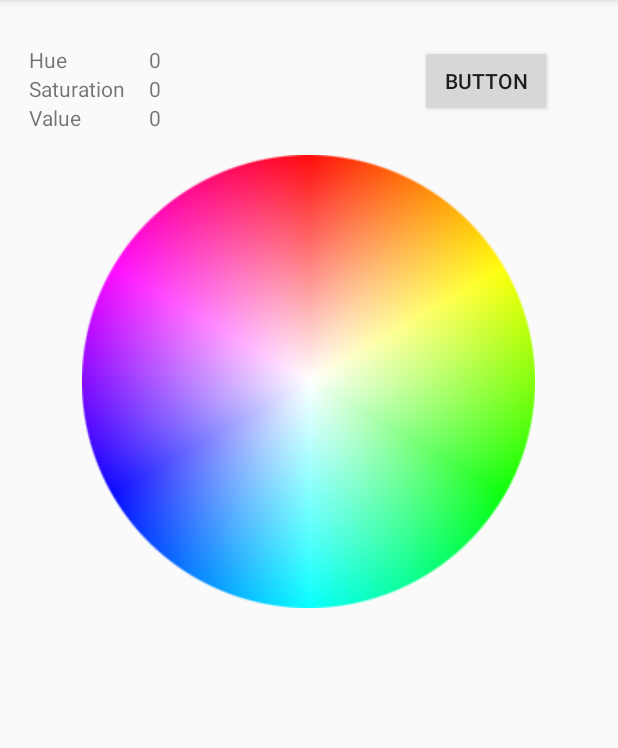
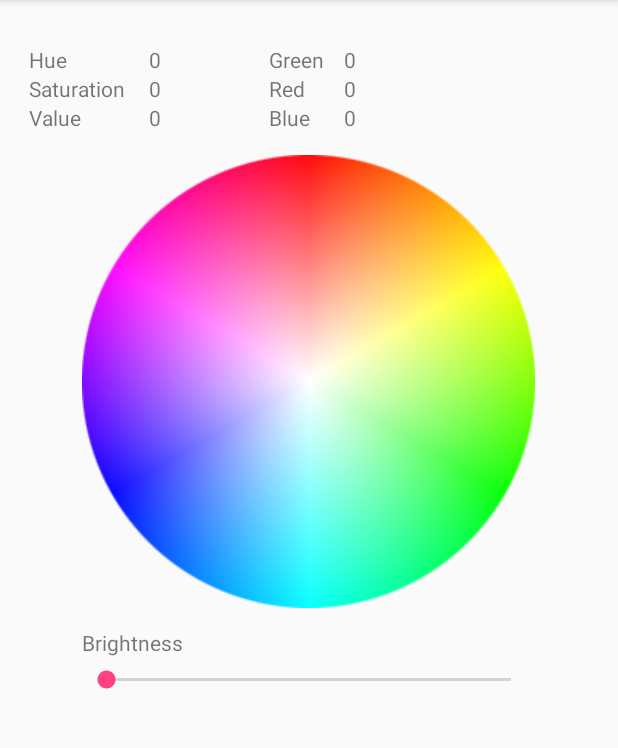
Before and after one commit to qbabor4/cloudControl, an Android app: the screen it shows after launch (MainActivity), on a phone screen of 412 x 824 dp, the part 84-832 px from its top. Run offline under Robolectric (Android 15) with nearby library versions, the phone set to English and light mode, and no system bars.

Commit message:
added slider

```diff
--- a/app/src/main/java/com/example/cloud/cloudcontrol/MainActivity.java
+++ b/app/src/main/java/com/example/cloud/cloudcontrol/MainActivity.java
@@ -11,17 +11,26 @@ import android.widget.TextView;
 public class MainActivity extends AppCompatActivity {
     /* TODO
         - wszystko na srodku, niezaleznie od ekranu
-        - klikanie na zdjecie
+        - latanie palcem po zdjeciu
+        - podlaczyc komorke
         - string resource zamias na sztywno 0 w textView
         - skalowac zdjecie ( match_parent? ) do ekranu, zeby było jak najwieksze
+        - moze slider na ekranie ( mniejsze rozdzielczosci ucinaja
      */
     private int num = 0;
+    public int hsv = 0;
+    public int saturation = 0;
+    public int value = 0;
+
+    public byte red = 0;
+    public byte green = 0;
+    public byte blue = 0;
 
     @Override
     protected void onCreate(Bundle savedInstanceState) {
         super.onCreate(savedInstanceState);
         setContentView(R.layout.activity_main);
-        buttonClick();
+
         hsvCircleImageOnClick();
     }
 
@@ -29,17 +38,6 @@ public class MainActivity extends AppCompatActivity {
         TextView tv = (TextView)findViewById(R.id.textView6);
         num++;
         tv.setText(String.valueOf(num));
-    }
-
-    private void buttonClick(){
-        Button button = (Button)findViewById(R.id.button);
-        button.setOnClickListener(
-                new Button.OnClickListener() {
-                    public void onClick(View v) {
-                        changeTextViewText();
-                    }
-                }
-        );
     }
 
     private void hsvCircleImageOnClick(){
--- a/app/src/main/res/layout/activity_main.xml
+++ b/app/src/main/res/layout/activity_main.xml
@@ -67,19 +67,7 @@
             android:layout_alignStart="@+id/textView7"
             android:text="0" />
 
-        <Button
-            android:id="@+id/button"
-            android:layout_width="wrap_content"
-            android:layout_height="wrap_content"
-            android:layout_alignParentEnd="true"
-            android:layout_alignParentRight="true"
-            android:layout_alignTop="@+id/textView6"
-            android:layout_marginEnd="44dp"
-            android:layout_marginRight="44dp"
-            android:onClick="buttonClick"
-            android:text="Button" />
-
-        <ImageView
+    <ImageView
             android:id="@+id/hsvCircleImage"
             android:layout_width="wrap_content"
             android:layout_height="wrap_content"
@@ -88,6 +76,85 @@
             app:srcCompat="@drawable/hsv_circle_fit"
             android:layout_centerHorizontal="true" />
 
+    <TextView
+        android:id="@+id/textView"
+        android:layout_width="wrap_content"
+        android:layout_height="wrap_content"
+        android:text="Red"
+        android:layout_below="@+id/textView2"
+        android:layout_alignLeft="@+id/textView2"
+        android:layout_alignStart="@+id/textView2" />
+
+    <TextView
+        android:id="@+id/textView2"
+        android:layout_width="wrap_content"
+        android:layout_height="wrap_content"
+        android:text="Green"
+        android:layout_alignBaseline="@+id/textView6"
+        android:layout_alignBottom="@+id/textView6"
+        android:layout_toRightOf="@+id/textView6"
+        android:layout_toEndOf="@+id/textView6"
+        android:layout_marginLeft="72dp"
+        android:layout_marginStart="72dp" />
+
+    <TextView
+        android:id="@+id/textView9"
+        android:layout_width="wrap_content"
+        android:layout_height="wrap_content"
+        android:text="Blue"
+        android:layout_below="@+id/textView"
+        android:layout_alignLeft="@+id/textView"
+        android:layout_alignStart="@+id/textView" />
+
+    <TextView
+        android:id="@+id/textView13"
+        android:layout_width="wrap_content"
+        android:layout_height="wrap_content"
+        android:layout_alignTop="@+id/textView2"
+        android:layout_marginLeft="13dp"
+        android:layout_marginStart="13dp"
+        android:layout_toEndOf="@+id/textView2"
+        android:layout_toRightOf="@+id/textView2"
+        android:text="0" />
+
+    <TextView
+        android:id="@+id/textView14"
+        android:layout_width="wrap_content"
+        android:layout_height="wrap_content"
+        android:layout_above="@+id/textView9"
+        android:layout_alignLeft="@+id/textView13"
+        android:layout_alignStart="@+id/textView13"
+        android:text="0" />
+
+    <TextView
+        android:id="@+id/textView15"
+        android:layout_width="wrap_content"
+        android:layout_height="wrap_content"
+        android:layout_alignLeft="@+id/textView14"
+        android:layout_alignStart="@+id/textView14"
+        android:layout_below="@+id/textView14"
+        android:text="0" />
+
+    <TextView
+        android:id="@+id/textView16"
+        android:layout_width="wrap_content"
+        android:layout_height="wrap_content"
+        android:layout_alignLeft="@+id/hsvCircleImage"
+        android:layout_alignStart="@+id/hsvCircleImage"
+        android:layout_below="@+id/hsvCircleImage"
+        android:layout_marginTop="13dp"
+        android:text="Brightness" />
+
+    <SeekBar
+        android:id="@+id/seekBar2"
+        android:layout_width="wrap_content"
+        android:layout_height="30dp"
+        android:layout_alignEnd="@+id/hsvCircleImage"
+        android:layout_alignLeft="@+id/textView16"
+        android:layout_alignRight="@+id/hsvCircleImage"
+        android:layout_alignStart="@+id/textView16"
+        android:layout_below="@+id/textView16"
+        android:max="@integer/maxSliderValue" />
 
 
 </RelativeLayout>
--- /dev/null
+++ b/app/src/main/res/values/integers.xml
@@ -0,0 +1,4 @@
+<?xml version="1.0" encoding="utf-8"?>
+<resources>
+    <integer name="maxSliderValue">100</integer>
+</resources>
```
